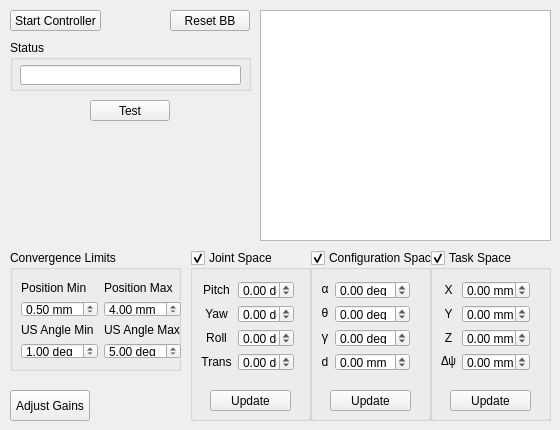
Old version of the form ControllerWidget/controllerwidget.ui in the repository adegirmenci/HBL-ICEbot.
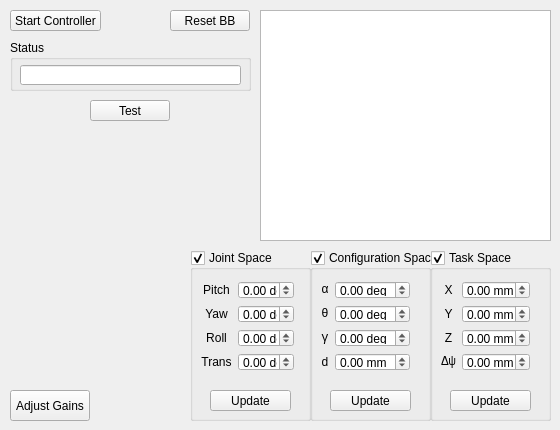
New version of the form.

Commit message: Controller: Moved convergence limit spinboxes to the gainsWidget as well.

The edit to the form file:
```diff
--- a/ControllerWidget/controllerwidget.ui
+++ b/ControllerWidget/controllerwidget.ui
@@ -862,135 +862,6 @@
     <string>Reset BB</string>
    </property>
   </widget>
-  <widget class="QGroupBox" name="groupBox_2">
-   <property name="geometry">
-    <rect>
-     <x>10</x>
-     <y>250</y>
-     <width>171</width>
-     <height>121</height>
-    </rect>
-   </property>
-   <property name="title">
-    <string>Convergence Limits</string>
-   </property>
-   <widget class="QWidget" name="gridLayoutWidget_5">
-    <property name="geometry">
-     <rect>
-      <x>0</x>
-      <y>20</y>
-      <width>182</width>
-      <height>101</height>
-     </rect>
-    </property>
-    <layout class="QGridLayout" name="gridLayout_5">
-     <item row="1" column="0">
-      <widget class="QDoubleSpinBox" name="doubleSpinBox_9">
-       <property name="suffix">
-        <string notr="true"> mm</string>
-       </property>
-       <property name="maximum">
-        <double>100.000000000000000</double>
-       </property>
-       <property name="singleStep">
-        <double>0.500000000000000</double>
-       </property>
-       <property name="value">
-        <double>0.500000000000000</double>
-       </property>
-      </widget>
-     </item>
-     <item row="3" column="0">
-      <widget class="QDoubleSpinBox" name="doubleSpinBox_11">
-       <property name="suffix">
-        <string notr="true"> deg</string>
-       </property>
-       <property name="maximum">
-        <double>90.000000000000000</double>
-       </property>
-       <property name="singleStep">
-        <double>0.500000000000000</double>
-       </property>
-       <property name="value">
-        <double>1.000000000000000</double>
-       </property>
-      </widget>
-     </item>
-     <item row="1" column="1">
-      <widget class="QDoubleSpinBox" name="doubleSpinBox_10">
-       <property name="suffix">
-        <string notr="true"> mm</string>
-       </property>
-       <property name="maximum">
-        <double>1000.000000000000000</double>
-       </property>
-       <property name="singleStep">
-        <double>0.500000000000000</double>
-       </property>
-       <property name="value">
-        <double>4.000000000000000</double>
-       </property>
-      </widget>
-     </item>
-     <item row="3" column="1">
-      <widget class="QDoubleSpinBox" name="doubleSpinBox_12">
-       <property name="suffix">
-        <string notr="true"> deg</string>
-       </property>
-       <property name="maximum">
-        <double>180.000000000000000</double>
-       </property>
-       <property name="singleStep">
-        <double>5.500000000000000</double>
-       </property>
-       <property name="value">
-        <double>5.000000000000000</double>
-       </property>
-      </widget>
-     </item>
-     <item row="0" column="0">
-      <widget class="QLabel" name="label_8">
-       <property name="text">
-        <string>Position Min</string>
-       </property>
-       <property name="alignment">
-        <set>Qt::AlignBottom|Qt::AlignLeading|Qt::AlignLeft</set>
-       </property>
-      </widget>
-     </item>
-     <item row="0" column="1">
-      <widget class="QLabel" name="label_9">
-       <property name="text">
-        <string>Position Max</string>
-       </property>
-       <property name="alignment">
-        <set>Qt::AlignBottom|Qt::AlignLeading|Qt::AlignLeft</set>
-       </property>
-      </widget>
-     </item>
-     <item row="2" column="0">
-      <widget class="QLabel" name="label_10">
-       <property name="text">
-        <string>US Angle Min</string>
-       </property>
-       <property name="alignment">
-        <set>Qt::AlignBottom|Qt::AlignLeading|Qt::AlignLeft</set>
-       </property>
-      </widget>
-     </item>
-     <item row="2" column="1">
-      <widget class="QLabel" name="label_11">
-       <property name="text">
-        <string>US Angle Max</string>
-       </property>
-       <property name="alignment">
-        <set>Qt::AlignBottom|Qt::AlignLeading|Qt::AlignLeft</set>
-       </property>
-      </widget>
-     </item>
-    </layout>
-   </widget>
-  </widget>
   <widget class="QPushButton" name="adjustGainsButton">
    <property name="geometry">
     <rect>
```
Left out of the diff: 4 changed lines with no effect on the pictures. The commit also changes 7 other files.
